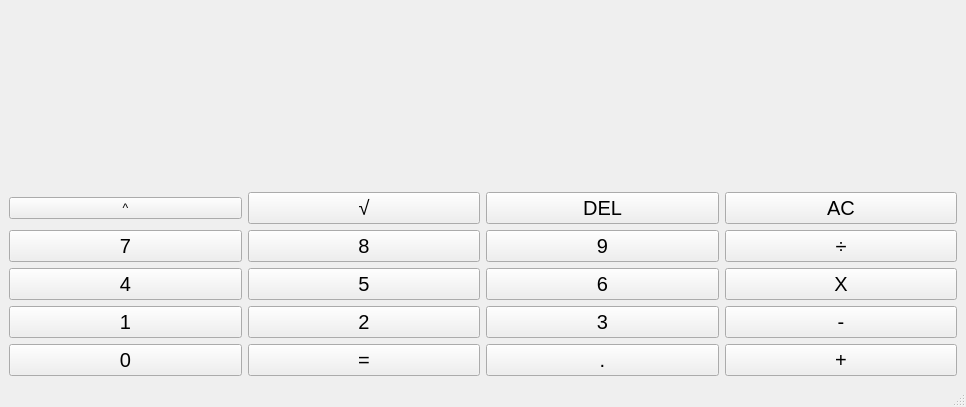
This is calculadora.ui in f3r922/calculadora as Qt 5 draws it before an edit. The edited form follows.
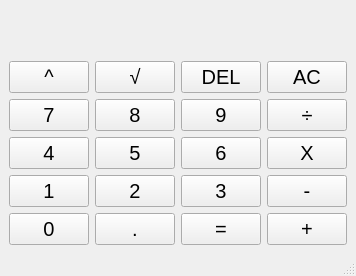
This is the edited form.

Commit message: actualizo datos suma

```diff
--- a/calculadora.ui
+++ b/calculadora.ui
@@ -6,8 +6,8 @@
    <rect>
     <x>0</x>
     <y>0</y>
-    <width>966</width>
-    <height>407</height>
+    <width>340</width>
+    <height>276</height>
    </rect>
   </property>
   <property name="windowTitle">
@@ -19,6 +19,12 @@
      <layout class="QVBoxLayout" name="verticalLayout_2">
       <item>
        <widget class="QLabel" name="Calculo">
+        <property name="font">
+         <font>
+          <family>Arial</family>
+          <pointsize>24</pointsize>
+         </font>
+        </property>
         <property name="text">
          <string/>
         </property>
@@ -28,6 +34,10 @@
        <layout class="QHBoxLayout" name="horizontalLayout_6">
         <item>
          <widget class="QPushButton" name="potencia">
+          <property name="styleSheet">
+           <string notr="true">font-size: 20px
+</string>
+          </property>
           <property name="text">
            <string>^</string>
           </property>
@@ -225,6 +235,17 @@
           </property>
          </widget>
         </item>
+        <item>
+         <widget class="QPushButton" name="punto">
+          <property name="styleSheet">
+           <string notr="true">font-size: 20px
+</string>
+          </property>
+          <property name="text">
+           <string>.</string>
+          </property>
+         </widget>
+        </item>
         <item>
          <widget class="QPushButton" name="igual">
           <property name="styleSheet">
@@ -236,17 +257,6 @@
           </property>
          </widget>
         </item>
-        <item>
-         <widget class="QPushButton" name="igual_2">
-          <property name="styleSheet">
-           <string notr="true">font-size: 20px
-</string>
-          </property>
-          <property name="text">
-           <string>.</string>
-          </property>
-         </widget>
-        </item>
         <item>
          <widget class="QPushButton" name="suma">
           <property name="styleSheet">
```
The commit also changes 1 other file.
